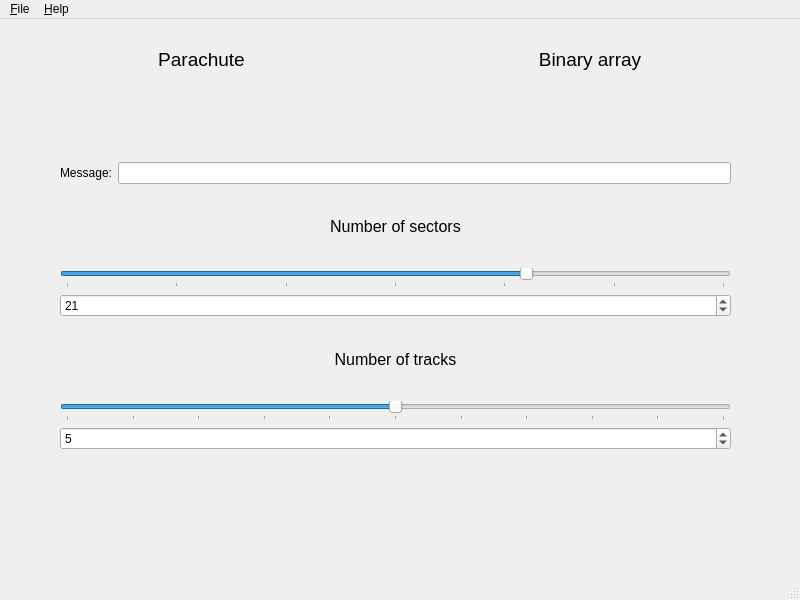
First picture: the form in MainWindow.ui, repository Keizaak/GUI-Project---Parachute, before the edit.
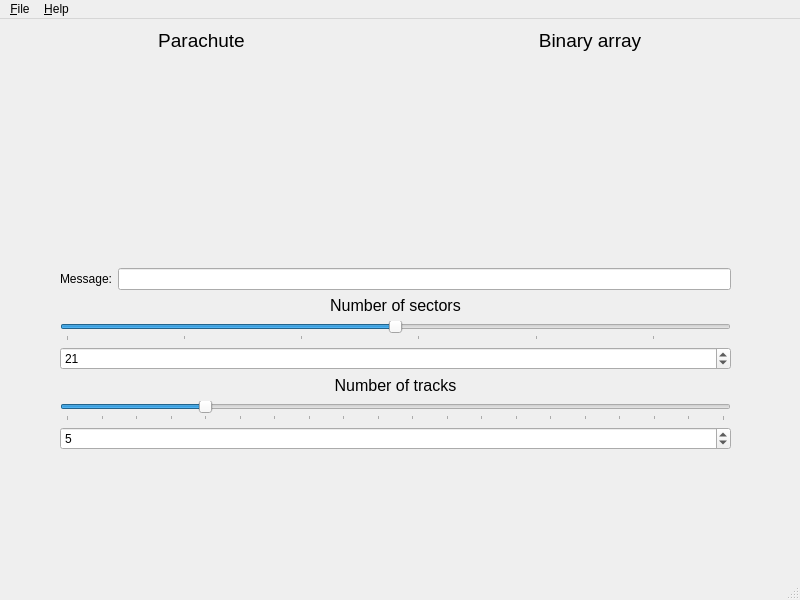
Second picture: the form after the edit. Custom widgets are drawn as their Qt base class.

```diff
--- a/MainWindow.ui
+++ b/MainWindow.ui
@@ -10,6 +10,12 @@
     <height>600</height>
    </rect>
   </property>
+  <property name="sizePolicy">
+   <sizepolicy hsizetype="Expanding" vsizetype="Expanding">
+    <horstretch>0</horstretch>
+    <verstretch>0</verstretch>
+   </sizepolicy>
+  </property>
   <property name="windowTitle">
    <string>MainWindow</string>
   </property>
@@ -56,7 +62,14 @@
           </widget>
          </item>
          <item>
-          <widget class="ParachuteWidget" name="widgetParachute" native="true"/>
+          <widget class="ParachuteWidget" name="widgetParachute" native="true">
+           <property name="sizePolicy">
+            <sizepolicy hsizetype="Expanding" vsizetype="Expanding">
+             <horstretch>0</horstretch>
+             <verstretch>0</verstretch>
+            </sizepolicy>
+           </property>
+          </widget>
          </item>
         </layout>
        </item>
@@ -78,7 +91,14 @@
           </widget>
          </item>
          <item>
-          <widget class="BinaryArrayWidget" name="widgetBinaryArray" native="true"/>
+          <widget class="BinaryArrayWidget" name="widgetBinaryArray" native="true">
+           <property name="sizePolicy">
+            <sizepolicy hsizetype="Expanding" vsizetype="Expanding">
+             <horstretch>0</horstretch>
+             <verstretch>0</verstretch>
+            </sizepolicy>
+           </property>
+          </widget>
          </item>
         </layout>
        </item>
@@ -132,8 +152,17 @@
        </item>
        <item>
         <widget class="QSlider" name="sliderSectors">
+         <property name="minimum">
+          <number>7</number>
+         </property>
          <property name="maximum">
-          <number>30</number>
+          <number>35</number>
+         </property>
+         <property name="singleStep">
+          <number>7</number>
+         </property>
+         <property name="pageStep">
+          <number>7</number>
          </property>
          <property name="value">
           <number>21</number>
@@ -151,6 +180,21 @@
        </item>
        <item>
         <widget class="QSpinBox" name="spinBoxSectors">
+         <property name="sizePolicy">
+          <sizepolicy hsizetype="Expanding" vsizetype="Fixed">
+           <horstretch>0</horstretch>
+           <verstretch>0</verstretch>
+          </sizepolicy>
+         </property>
+         <property name="minimum">
+          <number>7</number>
+         </property>
+         <property name="maximum">
+          <number>35</number>
+         </property>
+         <property name="singleStep">
+          <number>7</number>
+         </property>
          <property name="value">
           <number>21</number>
          </property>
@@ -183,8 +227,11 @@
        </item>
        <item>
         <widget class="QSlider" name="sliderTracks">
+         <property name="minimum">
+          <number>1</number>
+         </property>
          <property name="maximum">
-          <number>10</number>
+          <number>20</number>
          </property>
          <property name="value">
           <number>5</number>
```
Left out of the diff: 12 changed lines with no effect on the pictures.
